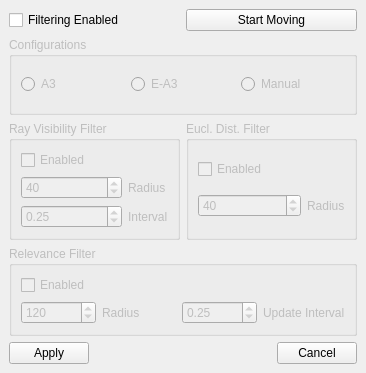
This is bin/data/ui/IMDialog.ui in realXtend/tundra as Qt 5 draws it before an edit. The edited form follows.
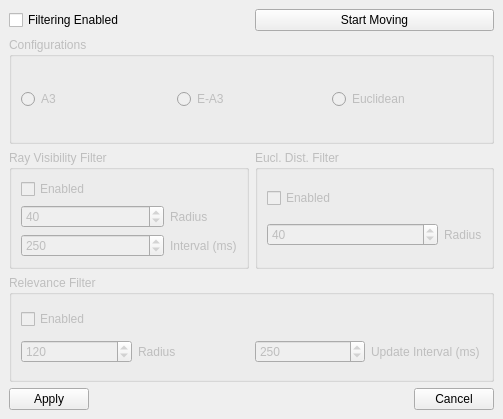
This is the edited form.

Commit message: Modifications to InterestManager dialog functionality

Diff of the .ui file:
```diff
--- a/bin/data/ui/IMDialog.ui
+++ b/bin/data/ui/IMDialog.ui
@@ -6,8 +6,8 @@
    <rect>
     <x>0</x>
     <y>0</y>
-    <width>366</width>
-    <height>373</height>
+    <width>503</width>
+    <height>419</height>
    </rect>
   </property>
   <property name="windowTitle">
@@ -57,17 +57,17 @@
           </widget>
          </item>
          <item>
-          <widget class="QRadioButton" name="radManual">
+          <widget class="QRadioButton" name="radEuclidean">
            <property name="toolTip">
             <string>Manually change Interest Management settings.</string>
            </property>
            <property name="text">
-            <string>Manual</string>
+            <string>Euclidean</string>
            </property>
           </widget>
          </item>
         </layout>
-        <zorder>radManual</zorder>
+        <zorder>radEuclidean</zorder>
         <zorder>radEA3</zorder>
         <zorder>radA3</zorder>
        </widget>
@@ -117,23 +117,23 @@
          <item row="2" column="1">
           <widget class="QLabel" name="lblRayInterval">
            <property name="text">
-            <string>Interval</string>
+            <string>Interval (ms)</string>
            </property>
           </widget>
          </item>
          <item row="2" column="0">
-          <widget class="QDoubleSpinBox" name="doubleSpinBox">
+          <widget class="QSpinBox" name="spnRayInt">
            <property name="minimum">
-            <double>0.050000000000000</double>
+            <number>0</number>
            </property>
            <property name="maximum">
-            <double>1.000000000000000</double>
+            <number>5000</number>
            </property>
            <property name="singleStep">
-            <double>0.050000000000000</double>
+            <number>50</number>
            </property>
            <property name="value">
-            <double>0.250000000000000</double>
+            <number>250</number>
            </property>
           </widget>
          </item>
@@ -248,12 +248,12 @@
             </sizepolicy>
            </property>
            <property name="text">
-            <string>Update Interval</string>
+            <string>Update Interval (ms)</string>
            </property>
           </widget>
          </item>
          <item row="1" column="2">
-          <widget class="QDoubleSpinBox" name="spnUpdateInterval">
+          <widget class="QSpinBox" name="spnUpdateInterval">
            <property name="sizePolicy">
             <sizepolicy hsizetype="Expanding" vsizetype="Fixed">
              <horstretch>0</horstretch>
@@ -261,16 +261,16 @@
             </sizepolicy>
            </property>
            <property name="minimum">
-            <double>0.050000000000000</double>
+            <number>100</number>
            </property>
            <property name="maximum">
-            <double>5.000000000000000</double>
+            <number>5000</number>
            </property>
            <property name="singleStep">
-            <double>0.050000000000000</double>
+            <number>50</number>
            </property>
            <property name="value">
-            <double>0.250000000000000</double>
+            <number>250</number>
            </property>
           </widget>
          </item>
```
The commit also changes 4 other files.
